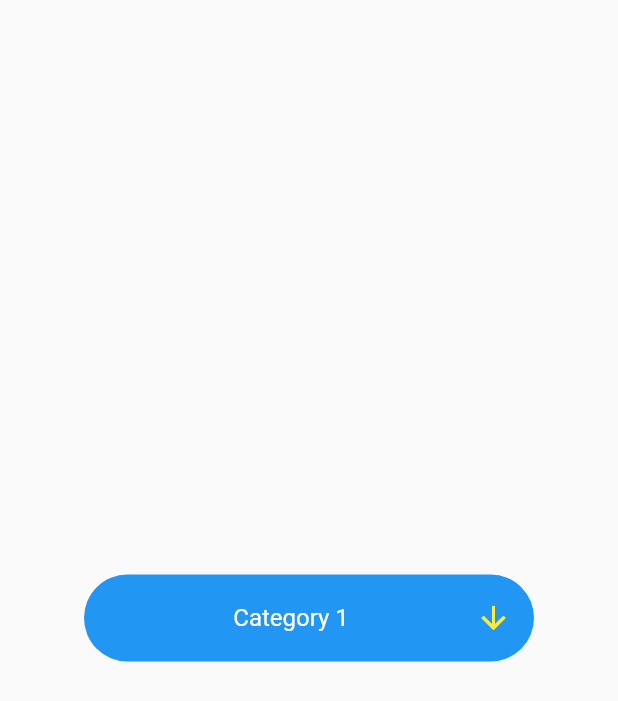
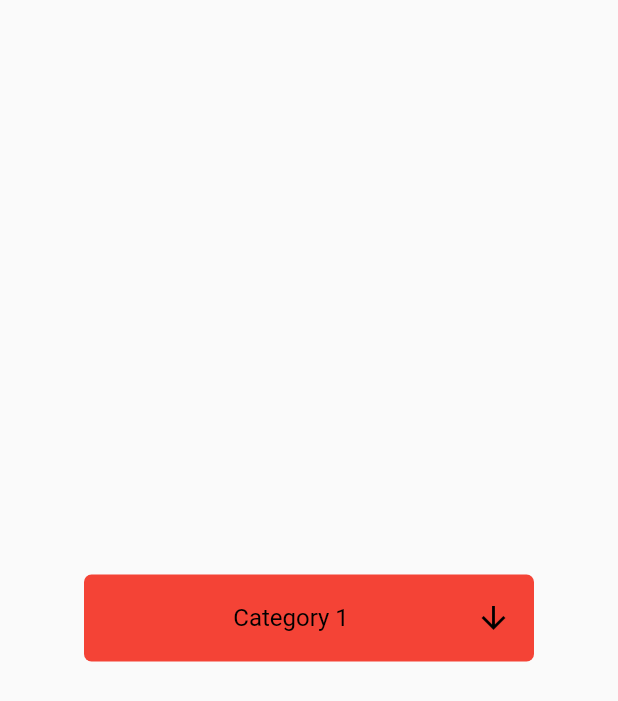
Before and after one commit to Goal-Digger1/how_smart_are_you, a Flutter app: the HomePage screen opened directly, on a phone screen of 412 x 824 dp. Shown: the top 701 px of the screen. Run offline on Flutter 3.47's test engine with Material 2 defaults, Android fonts, the phone set to English and light mode, and no system bars.

Commit message:
Un poquito de update

```diff
--- a/lib/home.dart
+++ b/lib/home.dart
@@ -25,7 +25,7 @@ class HomePage extends StatefulWidget {
 }
 
 class _HomePageState extends State<HomePage> {
-  List<String> _animals = ["Level 1", "Level 2", "Level 3", "Level 3"];
+  List<String> _animals = ["Level 1", "Level 2", "Level 3", "Level 4"];
 
   String? _selectedColor;
 
@@ -37,8 +37,8 @@ class _HomePageState extends State<HomePage> {
           width: 300,
           padding: EdgeInsets.symmetric(vertical: 5, horizontal: 15),
           decoration: BoxDecoration(
-              color: Theme.of(context).primaryColor,
-              borderRadius: BorderRadius.circular(30)),
+              color: Colors.red,
+              borderRadius: BorderRadius.circular(5)),
           child: DropdownButton<String>(
             onChanged: (value) {
               setState(() {
@@ -52,11 +52,11 @@ class _HomePageState extends State<HomePage> {
             hint: Center(
                 child: Text(
                   'Category 1',
-                  style: TextStyle(color: Colors.white),
+                  style: TextStyle(color: Colors.black),
                 )),
             icon: Icon(
               Icons.arrow_downward,
-              color: Colors.yellow,
+              color: Colors.black,
             ),
             isExpanded: true,
 
@@ -81,7 +81,7 @@ class _HomePageState extends State<HomePage> {
                 e,
                 style: TextStyle(
                     fontSize: 18,
-                    color: Colors.amber,
+                    color: Colors.black,
                     fontStyle: FontStyle.italic,
                     fontWeight: FontWeight.bold),
               ),
```
